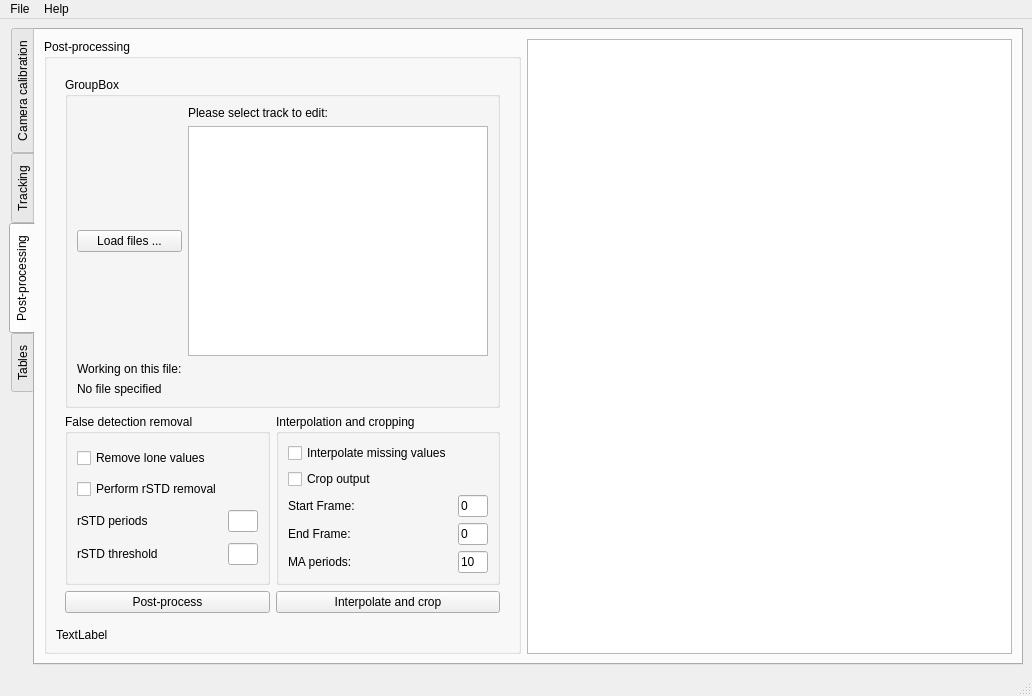
Qt form tracker_ui.ui (Fishified/FishTracker) before a commit.
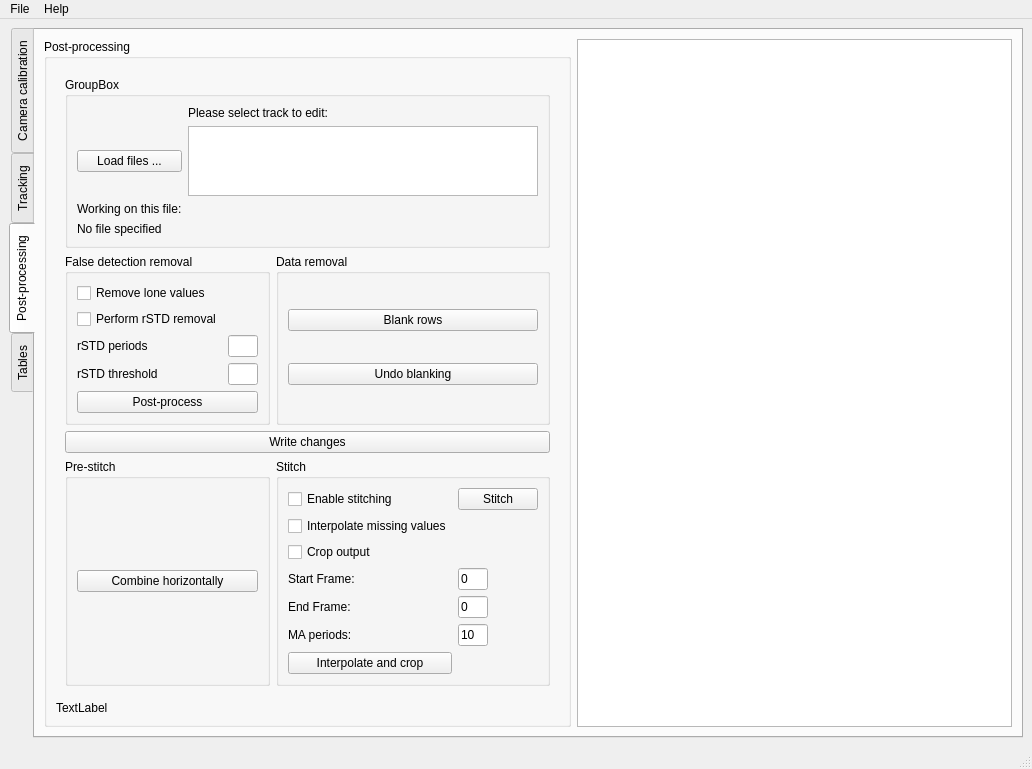
The same form after that commit.

Commit message: improved post-processing

What changed in the file:
```diff
--- a/tracker_ui.ui
+++ b/tracker_ui.ui
@@ -10,7 +10,7 @@
     <x>0</x>
     <y>0</y>
     <width>1032</width>
-    <height>696</height>
+    <height>735</height>
    </rect>
   </property>
   <property name="sizePolicy">
@@ -872,104 +872,20 @@
               <item row="3" column="1">
                <widget class="QGroupBox" name="groupBox_15">
                 <property name="title">
-                 <string>Interpolation and cropping</string>
+                 <string>Data removal</string>
                 </property>
                 <layout class="QGridLayout" name="gridLayout_17">
                  <item row="0" column="0">
-                  <widget class="QCheckBox" name="interpolateCheckBox_2">
+                  <widget class="QPushButton" name="pp_blank_B">
                    <property name="text">
-                    <string>Interpolate missing values</string>
+                    <string>Blank rows</string>
                    </property>
                   </widget>
                  </item>
                  <item row="1" column="0">
-                  <widget class="QCheckBox" name="cropCheckBox_2">
+                  <widget class="QPushButton" name="ppUndo_B">
                    <property name="text">
-                    <string>Crop output</string>
-                   </property>
-                  </widget>
-                 </item>
-                 <item row="2" column="0">
-                  <widget class="QLabel" name="label_22">
-                   <property name="text">
-                    <string>Start Frame:</string>
-                   </property>
-                  </widget>
-                 </item>
-                 <item row="2" column="1">
-                  <widget class="QLineEdit" name="cropstartLineEdit_2">
-                   <property name="sizePolicy">
-                    <sizepolicy hsizetype="Fixed" vsizetype="Fixed">
-                     <horstretch>0</horstretch>
-                     <verstretch>0</verstretch>
-                    </sizepolicy>
-                   </property>
-                   <property name="maximumSize">
-                    <size>
-                     <width>30</width>
-                     <height>16777215</height>
-                    </size>
-                   </property>
-                   <property name="text">
-                    <string>0</string>
-                   </property>
-                  </widget>
-                 </item>
-                 <item row="3" column="0">
-                  <widget class="QLabel" name="label_23">
-                   <property name="text">
-                    <string>End Frame:</string>
-                   </property>
-                  </widget>
-                 </item>
-                 <item row="4" column="0">
-                  <widget class="QLabel" name="maLabel_2">
-                   <property name="text">
-                    <string>MA periods:</string>
-                   </property>
-                   <property name="alignment">
-                    <set>Qt::AlignLeading|Qt::AlignLeft|Qt::AlignVCenter</set>
-                   </property>
-                  </widget>
-                 </item>
-                 <item row="3" column="1">
-                  <widget class="QLineEdit" name="cropendLineEdit_2">
-                   <property name="sizePolicy">
-                    <sizepolicy hsizetype="Fixed" vsizetype="Fixed">
-                     <horstretch>0</horstretch>
-                     <verstretch>0</verstretch>
-                    </sizepolicy>
-                   </property>
-                   <property name="maximumSize">
-                    <size>
-                     <width>30</width>
-                     <height>16777215</height>
-                    </size>
-                   </property>
-                   <property name="text">
-                    <string>0</string>
-                   </property>
-                  </widget>
-                 </item>
-                 <item row="4" column="1">
-                  <widget class="QLineEdit" name="maLineEdit_2">
-                   <property name="sizePolicy">
-                    <sizepolicy hsizetype="Fixed" vsizetype="Fixed">
-                     <horstretch>0</horstretch>
-                     <verstretch>0</verstretch>
-                    </sizepolicy>
-                   </property>
-                   <property name="maximumSize">
-                    <size>
-                     <width>30</width>
-                     <height>16777215</height>
-                    </size>
-                   </property>
-                   <property name="toolTip">
-                    <string>Number of periods for the moving averages</string>
-                   </property>
-                   <property name="text">
-                    <string>10</string>
+                    <string>Undo blanking</string>
                    </property>
                   </widget>
                  </item>
@@ -1085,20 +1001,170 @@
                    </property>
                   </widget>
                  </item>
+                 <item row="4" column="0" colspan="2">
+                  <widget class="QPushButton" name="ppExecute_B">
+                   <property name="text">
+                    <string>Post-process</string>
+                   </property>
+                  </widget>
+                 </item>
                 </layout>
                </widget>
               </item>
-              <item row="4" column="0">
-               <widget class="QPushButton" name="ppExecute_B">
-                <property name="text">
-                 <string>Post-process</string>
+              <item row="7" column="0">
+               <widget class="QGroupBox" name="groupBox_8">
+                <property name="title">
+                 <string>Pre-stitch</string>
                 </property>
+                <layout class="QGridLayout" name="gridLayout_14">
+                 <item row="0" column="0">
+                  <widget class="QPushButton" name="horizontalCombine_B">
+                   <property name="toolTip">
+                    <string>Places camera frames side by side to allow user to evaluate correct overlap</string>
+                   </property>
+                   <property name="text">
+                    <string>Combine horizontally</string>
+                   </property>
+                  </widget>
+                 </item>
+                </layout>
                </widget>
               </item>
-              <item row="4" column="1">
-               <widget class="QPushButton" name="ppInterpolate_B">
+              <item row="7" column="1">
+               <widget class="QGroupBox" name="groupBox_5">
+                <property name="title">
+                 <string>Stitch</string>
+                </property>
+                <layout class="QGridLayout" name="gridLayout_9">
+                 <item row="5" column="1">
+                  <widget class="QLineEdit" name="maLineEdit_2">
+                   <property name="sizePolicy">
+                    <sizepolicy hsizetype="Fixed" vsizetype="Fixed">
+                     <horstretch>0</horstretch>
+                     <verstretch>0</verstretch>
+                    </sizepolicy>
+                   </property>
+                   <property name="maximumSize">
+                    <size>
+                     <width>30</width>
+                     <height>16777215</height>
+                    </size>
+                   </property>
+                   <property name="toolTip">
+                    <string>Number of periods for the moving averages</string>
+                   </property>
+                   <property name="text">
+                    <string>10</string>
+                   </property>
+                  </widget>
+                 </item>
+                 <item row="0" column="0">
+                  <widget class="QCheckBox" name="checkBox">
+                   <property name="text">
+                    <string>Enable stitching</string>
+                   </property>
+                  </widget>
+                 </item>
+                 <item row="3" column="0">
+                  <widget class="QLabel" name="label_22">
+                   <property name="text">
+                    <string>Start Frame:</string>
+                   </property>
+                  </widget>
+                 </item>
+                 <item row="3" column="1">
+                  <widget class="QLineEdit" name="cropstartLineEdit_2">
+                   <property name="sizePolicy">
+                    <sizepolicy hsizetype="Fixed" vsizetype="Fixed">
+                     <horstretch>0</horstretch>
+                     <verstretch>0</verstretch>
+                    </sizepolicy>
+                   </property>
+                   <property name="maximumSize">
+                    <size>
+                     <width>30</width>
+                     <height>16777215</height>
+                    </size>
+                   </property>
+                   <property name="text">
+                    <string>0</string>
+                   </property>
+                  </widget>
+                 </item>
+                 <item row="2" column="0">
+                  <widget class="QCheckBox" name="cropCheckBox_2">
+                   <property name="text">
+                    <string>Crop output</string>
+                   </property>
+                  </widget>
+                 </item>
+                 <item row="4" column="1">
+                  <widget class="QLineEdit" name="cropendLineEdit_2">
+                   <property name="sizePolicy">
+                    <sizepolicy hsizetype="Fixed" vsizetype="Fixed">
+                     <horstretch>0</horstretch>
+                     <verstretch>0</verstretch>
+                    </sizepolicy>
+                   </property>
+                   <property name="maximumSize">
+                    <size>
+                     <width>30</width>
+                     <height>16777215</height>
+                    </size>
+                   </property>
+                   <property name="text">
+                    <string>0</string>
+                   </property>
+                  </widget>
+                 </item>
+                 <item row="4" column="0">
+                  <widget class="QLabel" name="label_23">
+                   <property name="text">
+                    <string>End Frame:</string>
+                   </property>
+                  </widget>
+                 </item>
+                 <item row="5" column="0">
+                  <widget class="QLabel" name="maLabel_2">
+                   <property name="text">
+                    <string>MA periods:</string>
+                   </property>
+                   <property name="alignment">
+                    <set>Qt::AlignLeading|Qt::AlignLeft|Qt::AlignVCenter</set>
+                   </property>
+                  </widget>
+                 </item>
+                 <item row="0" column="1">
+                  <widget class="QPushButton" name="pushButton">
+                   <property name="toolTip">
+                    <string>Stitches paths from all cameras together</string>
+                   </property>
+                   <property name="text">
+                    <string>Stitch</string>
+                   </property>
+                  </widget>
+                 </item>
+                 <item row="1" column="0">
+                  <widget class="QCheckBox" name="interpolateCheckBox_2">
+                   <property name="text">
+                    <string>Interpolate missing values</string>
+                   </property>
+                  </widget>
+                 </item>
+                 <item row="6" column="0">
+                  <widget class="QPushButton" name="ppInterpolate_B">
+                   <property name="text">
+                    <string>Interpolate and crop</string>
+                   </property>
+                  </widget>
+                 </item>
+                </layout>
+               </widget>
+              </item>
+              <item row="6" column="0" colspan="2">
+               <widget class="QPushButton" name="ppwrite_B">
                 <property name="text">
-                 <string>Interpolate and crop</string>
+                 <string>Write changes</string>
                 </property>
                </widget>
               </item>
```
Left out of the diff: 4 changed lines with no effect on the pictures. The commit also changes 23 other files.
